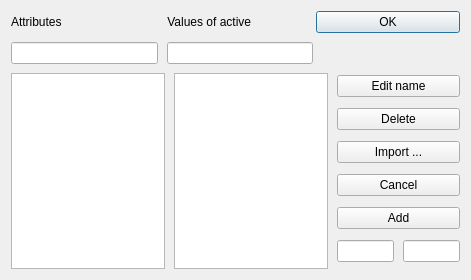
The window that ExylorQt/Gui/newfile.ui (Stas777/Exsylor) describes before a commit, drawn with Qt 5.
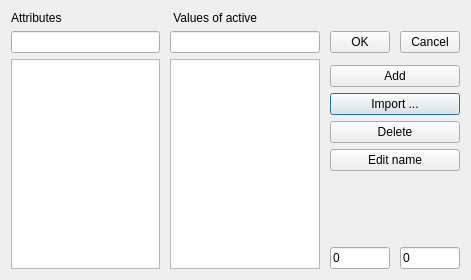
The same window after the commit.

The edit to the form file:
```diff
--- a/ExylorQt/Gui/newfile.ui
+++ b/ExylorQt/Gui/newfile.ui
@@ -16,25 +16,42 @@
   <property name="autoFillBackground">
    <bool>false</bool>
   </property>
-  <layout class="QVBoxLayout" name="verticalLayout">
-   <item>
-    <layout class="QVBoxLayout" name="verticalLayout_2">
-     <property name="spacing">
-      <number>9</number>
-     </property>
-     <property name="topMargin">
-      <number>0</number>
+  <layout class="QGridLayout" name="gridLayout" columnstretch="0,0,0,0,0">
+   <property name="horizontalSpacing">
+    <number>10</number>
+   </property>
+   <item row="11" column="2" colspan="2">
+    <widget class="QPushButton" name="importButton">
+     <property name="minimumSize">
+      <size>
+       <width>120</width>
+       <height>0</height>
+      </size>
      </property>
-     <item>
-      <layout class="QHBoxLayout" name="horizontalLayout_3">
-       <item>
-        <widget class="QLabel" name="attributeslabel">
+     <property name="maximumSize">
+      <size>
+       <width>130</width>
+       <height>16777215</height>
+      </size>
+     </property>
          <property name="text">
-          <string>Attributes</string>
+      <string>Import ...</string>
          </property>
         </widget>
        </item>
-       <item>
+   <item row="8" column="1">
+    <widget class="QLineEdit" name="valueslineEdit"/>
+   </item>
+   <item row="8" column="0">
+    <widget class="QLineEdit" name="attributeslineEdit"/>
+   </item>
+   <item row="9" column="0" rowspan="13">
+    <widget class="QListView" name="attributeslistView"/>
+   </item>
+   <item row="9" column="1" rowspan="13">
+    <widget class="QListView" name="valueslistView"/>
+   </item>
+   <item row="7" column="1">
         <widget class="QLabel" name="valueslabel">
          <property name="layoutDirection">
           <enum>Qt::LeftToRight</enum>
@@ -44,106 +61,170 @@
          </property>
         </widget>
        </item>
-       <item>
+   <item row="7" column="0">
+    <widget class="QLabel" name="attributeslabel">
+     <property name="text">
+      <string>Attributes</string>
+     </property>
+    </widget>
+   </item>
+   <item row="10" column="2" colspan="2">
+    <widget class="QPushButton" name="addButton">
+     <property name="minimumSize">
+      <size>
+       <width>120</width>
+       <height>0</height>
+      </size>
+     </property>
+     <property name="maximumSize">
+      <size>
+       <width>130</width>
+       <height>16777215</height>
+      </size>
+     </property>
+     <property name="text">
+      <string>Add</string>
+     </property>
+    </widget>
+   </item>
+   <item row="8" column="2">
         <widget class="QPushButton" name="okButton">
+     <property name="minimumSize">
+      <size>
+       <width>60</width>
+       <height>0</height>
+      </size>
+     </property>
+     <property name="maximumSize">
+      <size>
+       <width>60</width>
+       <height>60</height>
+      </size>
+     </property>
          <property name="text">
           <string>OK</string>
          </property>
         </widget>
        </item>
-      </layout>
-     </item>
-     <item>
-      <layout class="QHBoxLayout" name="horizontalLayout_4">
-       <item>
-        <widget class="QLineEdit" name="attributeslineEdit"/>
-       </item>
-       <item>
-        <widget class="QLineEdit" name="valueslineEdit"/>
-       </item>
-       <item>
-        <spacer name="horizontalSpacer">
+   <item row="8" column="3">
+    <widget class="QPushButton" name="cancelButton">
+     <property name="minimumSize">
+      <size>
+       <width>60</width>
+       <height>0</height>
+      </size>
+     </property>
+     <property name="maximumSize">
+      <size>
+       <width>60</width>
+       <height>16777215</height>
+      </size>
+     </property>
+     <property name="text">
+      <string>Cancel</string>
+     </property>
+    </widget>
+   </item>
+   <item row="16" column="2" colspan="2">
+    <spacer name="verticalSpacer">
          <property name="orientation">
-          <enum>Qt::Horizontal</enum>
+      <enum>Qt::Vertical</enum>
          </property>
          <property name="sizeHint" stdset="0">
           <size>
-           <width>40</width>
-           <height>20</height>
+       <width>20</width>
+       <height>40</height>
           </size>
          </property>
         </spacer>
        </item>
-      </layout>
-     </item>
-     <item>
-      <layout class="QHBoxLayout" name="horizontalLayout_5">
-       <item>
-        <widget class="QListView" name="attributeslistView"/>
-       </item>
-       <item>
-        <widget class="QListView" name="valueslistView"/>
-       </item>
-       <item>
-        <layout class="QVBoxLayout" name="verticalLayout_5">
-         <item>
+   <item row="17" column="2" rowspan="5">
+    <widget class="QLineEdit" name="infoValuesLine">
+     <property name="minimumSize">
+      <size>
+       <width>60</width>
+       <height>0</height>
+      </size>
+     </property>
+     <property name="maximumSize">
+      <size>
+       <width>60</width>
+       <height>16777215</height>
+      </size>
+     </property>
+     <property name="mouseTracking">
+      <bool>false</bool>
+     </property>
+     <property name="text">
+      <string>0</string>
+     </property>
+     <property name="readOnly">
+      <bool>true</bool>
+     </property>
+    </widget>
+   </item>
+   <item row="17" column="3" rowspan="5">
+    <widget class="QLineEdit" name="infoValuesLine_2">
+     <property name="minimumSize">
+      <size>
+       <width>60</width>
+       <height>0</height>
+      </size>
+     </property>
+     <property name="maximumSize">
+      <size>
+       <width>60</width>
+       <height>16777215</height>
+      </size>
+     </property>
+     <property name="mouseTracking">
+      <bool>false</bool>
+     </property>
+     <property name="text">
+      <string>0</string>
+     </property>
+     <property name="readOnly">
+      <bool>true</bool>
+     </property>
+    </widget>
+   </item>
+   <item row="14" column="2" rowspan="2" colspan="2">
           <widget class="QPushButton" name="editButton">
+     <property name="minimumSize">
+      <size>
+       <width>120</width>
+       <height>0</height>
+      </size>
+     </property>
+     <property name="maximumSize">
+      <size>
+       <width>130</width>
+       <height>16777215</height>
+      </size>
+     </property>
            <property name="text">
             <string>Edit name</string>
            </property>
           </widget>
          </item>
-         <item>
+   <item row="12" column="2" rowspan="2" colspan="2">
           <widget class="QPushButton" name="deleteButton">
+     <property name="minimumSize">
+      <size>
+       <width>120</width>
+       <height>0</height>
+      </size>
+     </property>
+     <property name="maximumSize">
+      <size>
+       <width>130</width>
+       <height>16777215</height>
+      </size>
+     </property>
            <property name="text">
             <string>Delete</string>
            </property>
           </widget>
-         </item>
-         <item>
-          <widget class="QPushButton" name="importButton">
-           <property name="text">
-            <string>Import ...</string>
-           </property>
-          </widget>
-         </item>
-         <item>
-          <widget class="QPushButton" name="cancelButton">
-           <property name="text">
-            <string>Cancel</string>
-           </property>
-          </widget>
-         </item>
-         <item>
-          <widget class="QPushButton" name="addButton">
-           <property name="text">
-            <string>Add</string>
-           </property>
-          </widget>
-         </item>
-         <item>
-          <layout class="QHBoxLayout" name="horizontalLayout_7">
-           <item>
-            <widget class="QLineEdit" name="valueslineEdit_2">
-             <property name="mouseTracking">
-              <bool>false</bool>
-             </property>
-            </widget>
-           </item>
-           <item>
-            <widget class="QLineEdit" name="attributeslineEdit_2">
-             <property name="mouseTracking">
-              <bool>false</bool>
-             </property>
-            </widget>
-           </item>
-          </layout>
-         </item>
-        </layout>
-       </item>
-      </layout>
-     </item>
-    </layout>
    </item>
   </layout>
  </widget>
```
Lines whose indentation alone changed are shown as unchanged.
